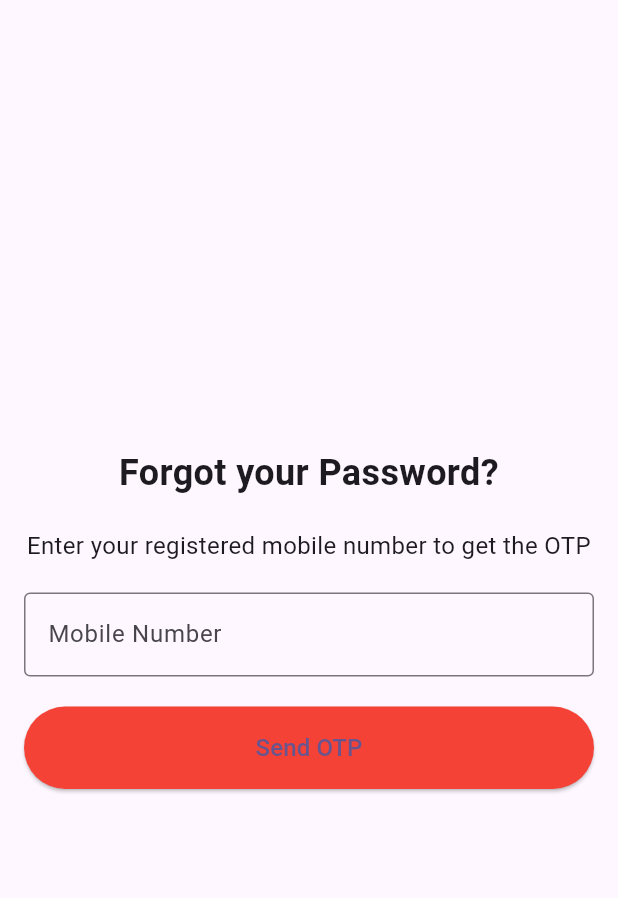
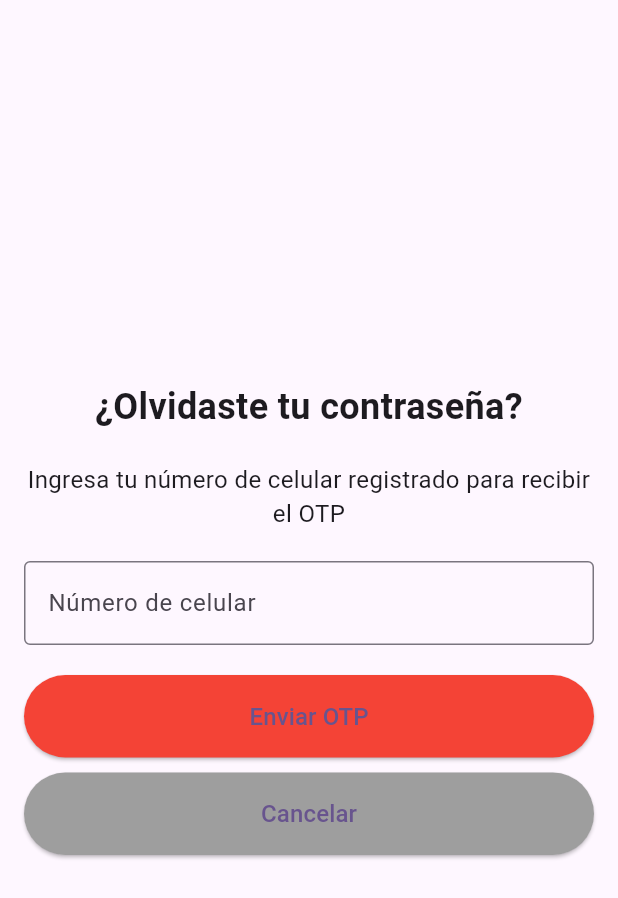
Before and after one commit to jhonmvr/repuestos247, a Flutter app: the ForgotPasswordScreen screen opened directly, on a phone screen of 412 x 824 dp. Shown: the top 898 px of the screen. Run offline on Flutter 3.47's test engine with Material 3 defaults, Android fonts, the phone set to English and light mode, and no system bars; our stand-ins replace flutter_svg.

Commit message:
cambios en espanol

```diff
--- a/lib/src/pages/ForgotPasswordScreen.dart
+++ b/lib/src/pages/ForgotPasswordScreen.dart
@@ -17,25 +17,25 @@ class ForgotPasswordScreen extends StatelessWidget {
             crossAxisAlignment: CrossAxisAlignment.stretch,
             children: [
               Text(
-                "Forgot your Password?",
+                "¿Olvidaste tu contraseña?",
                 style: TextStyle(fontSize: 24, fontWeight: FontWeight.bold),
                 textAlign: TextAlign.center,
               ),
               SizedBox(height: 20),
               Text(
-                "Enter your registered mobile number to get the OTP",
+                "Ingresa tu número de celular registrado para recibir el OTP",
                 textAlign: TextAlign.center,
                 style: TextStyle(fontSize: 16),
               ),
               SizedBox(height: 20),
               TextFormField(
                 decoration: InputDecoration(
-                  labelText: 'Mobile Number',
+                  labelText: 'Número de celular',
                   border: OutlineInputBorder(),
                 ),
                 validator: (value) {
                   if (value == null || value.length != 10) {
-                    return 'Please enter a valid mobile number';
+                    return 'Por favor ingresa un número de celular válido';
                   }
                   return null;
                 },
@@ -57,9 +57,22 @@ class ForgotPasswordScreen extends StatelessWidget {
                   padding: EdgeInsets.symmetric(vertical: 16),
                 ),
                 child: Text(
-                  'Send OTP',
+                  'Enviar OTP',
                   style: TextStyle(fontSize: 16),
-
+                ),
+              ),
+              SizedBox(height: 10), // Espacio entre los botones
+              ElevatedButton(
+                onPressed: () {
+                  Navigator.pop(context); // Regresa a la pantalla anterior
+                },
+                style: ElevatedButton.styleFrom(
+                  backgroundColor: Colors.grey,
+                  padding: EdgeInsets.symmetric(vertical: 16),
+                ),
+                child: Text(
+                  'Cancelar',
+                  style: TextStyle(fontSize: 16),
                 ),
               ),
             ],
```
Also changed, not shown: lib/src/pages/OtpScreen.dart (+17 -3 lines).
